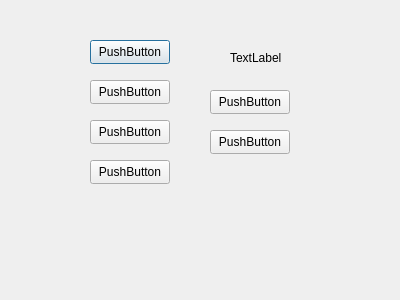
The window that librarianaccountpage.ui (cameron001/cs100_finalproject) describes before a commit, drawn with Qt 5.
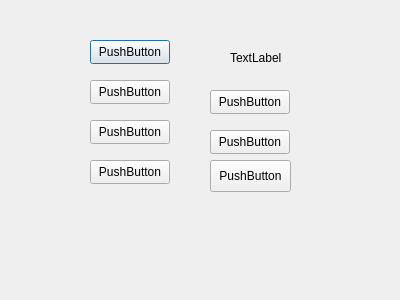
The same window after the commit.

Commit message: fixed conflict errors in isbn search code.

```diff
--- a/librarianaccountpage.ui
+++ b/librarianaccountpage.ui
@@ -104,6 +104,19 @@
     <string>PushButton</string>
    </property>
   </widget>
+  <widget class="QPushButton" name="searchByISBNButton">
+   <property name="geometry">
+    <rect>
+     <x>210</x>
+     <y>160</y>
+     <width>81</width>
+     <height>32</height>
+    </rect>
+   </property>
+   <property name="text">
+    <string>PushButton</string>
+   </property>
+  </widget>
  </widget>
  <resources/>
  <connections/>
```
The commit also changes 6 other files.
